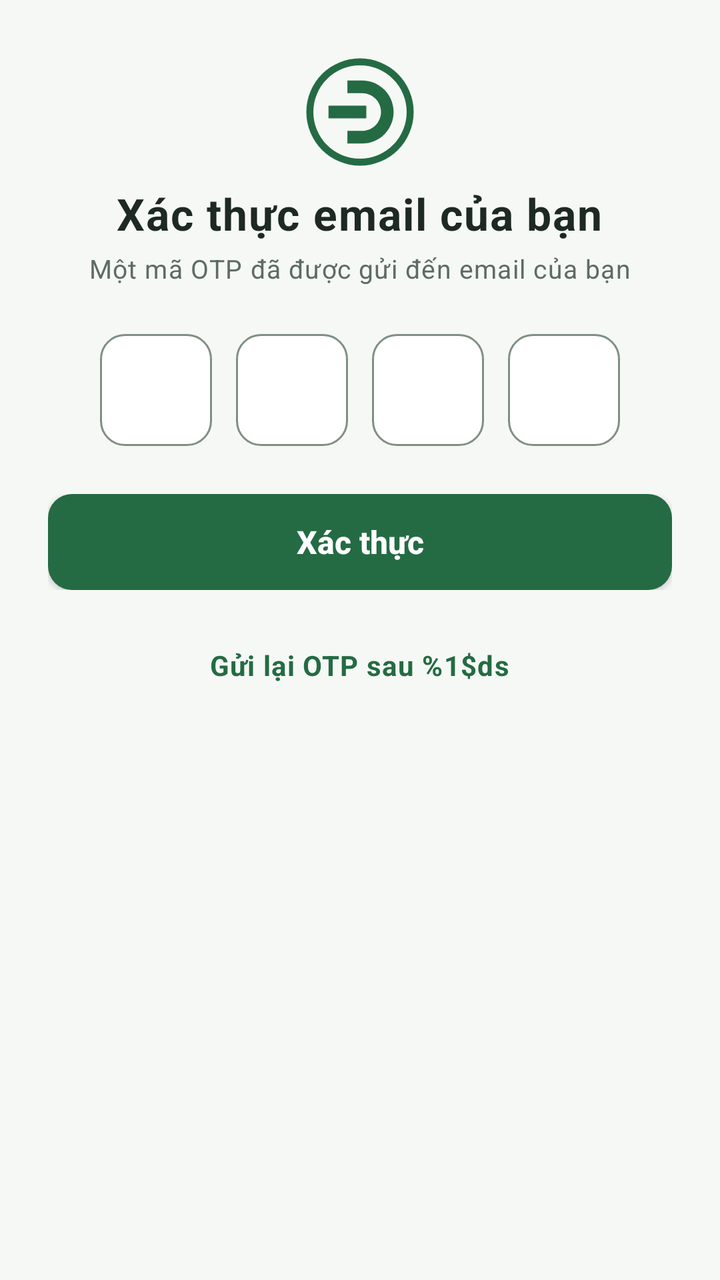
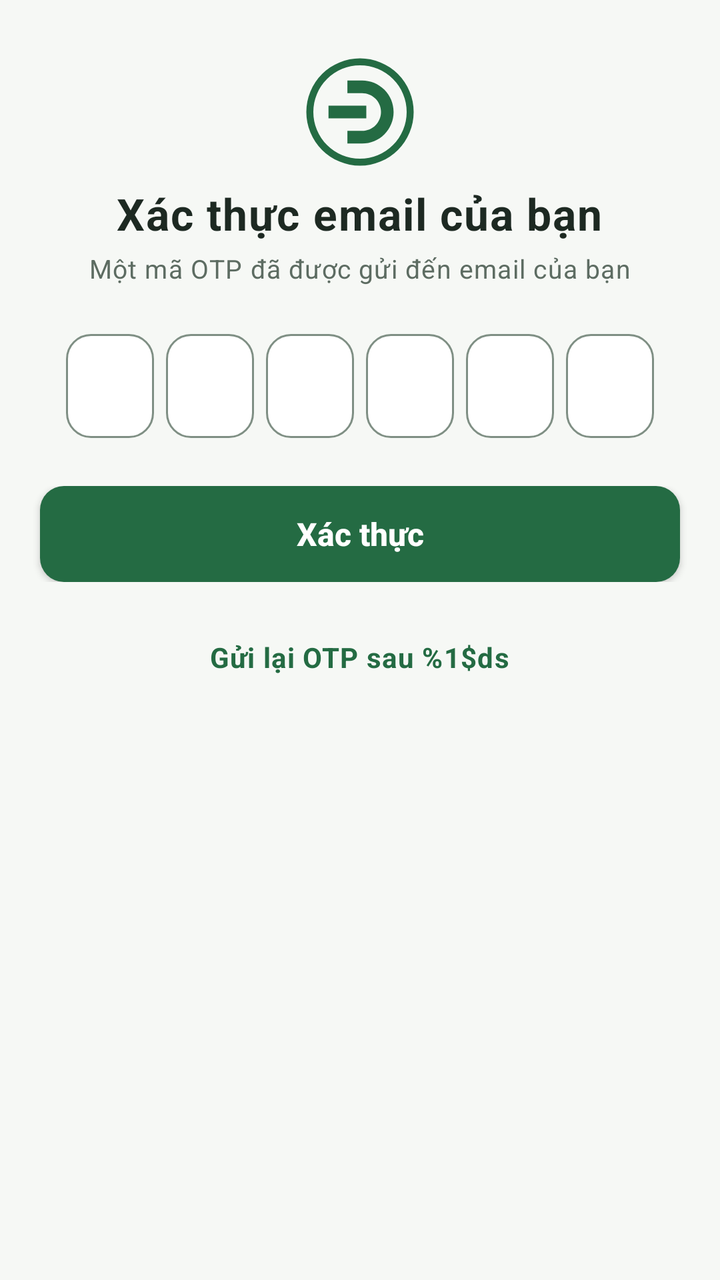

Compare the two renders of this Android layout. The source of the first and the diff that turns it into the second are given below.
<!-- AndroidManifest.xml: application theme Theme.Fintrack -->
<!-- res/layout/activity_auth_verify_email.xml -->
<?xml version="1.0" encoding="utf-8"?>
<ScrollView xmlns:android="http://schemas.android.com/apk/res/android"
    xmlns:app="http://schemas.android.com/apk/res-auto"
    android:layout_width="match_parent"
    android:layout_height="match_parent"
    android:background="@color/bg_app_canvas"
    android:fillViewport="true"
    android:overScrollMode="never"
    android:fitsSystemWindows="true">

    <androidx.constraintlayout.widget.ConstraintLayout
        android:layout_width="match_parent"
        android:layout_height="wrap_content"
        android:paddingStart="@dimen/spacing_24"
        android:paddingEnd="@dimen/spacing_24"
        android:paddingTop="@dimen/spacing_16"
        android:paddingBottom="@dimen/spacing_16">

        <LinearLayout
            android:id="@+id/llFormContainer"
            android:layout_width="0dp"
            android:layout_height="wrap_content"
            android:gravity="center_horizontal"
            android:orientation="vertical"
            app:layout_constraintStart_toStartOf="parent"
            app:layout_constraintEnd_toEndOf="parent"
            app:layout_constraintTop_toTopOf="parent"
            app:layout_constraintWidth_max="440dp">

            
            <ImageView
                android:layout_width="56dp"
                android:layout_height="56dp"
                android:layout_marginTop="@dimen/spacing_12"
                android:contentDescription="@string/app_name"
                android:src="@drawable/ic_micro_logo" />

            
            <TextView
                android:layout_width="wrap_content"
                android:layout_height="wrap_content"
                android:layout_marginTop="@dimen/spacing_8"
                android:importantForAccessibility="no"
                android:text="@string/verify_email_title"
                android:textAppearance="@style/TextAppearance.App.TitlePage" />

            <TextView
                android:layout_width="wrap_content"
                android:layout_height="wrap_content"
                android:layout_marginTop="@dimen/spacing_4"
                android:text="@string/verify_email_subtitle"
                android:textAppearance="@style/TextAppearance.App.BodySecondary" />

            
            <LinearLayout
                android:layout_width="wrap_content"
                android:layout_height="wrap_content"
                android:layout_marginTop="@dimen/spacing_24"
                android:orientation="horizontal">

                <EditText
                    android:id="@+id/etOtp1"
                    android:layout_width="@dimen/otp_box_size"
                    android:layout_height="@dimen/otp_box_size"
                    android:layout_marginEnd="@dimen/spacing_12"
                    android:autofillHints="oneTimeCode"
                    android:background="@drawable/bg_otp_box"
                    android:gravity="center"
                    android:inputType="number"
                    android:maxLength="1"
                    android:textColor="@color/text_primary"
                    android:textSize="@dimen/text_size_amount_medium"
                    android:textStyle="bold" />

                <EditText
                    android:id="@+id/etOtp2"
                    android:layout_width="@dimen/otp_box_size"
                    android:layout_height="@dimen/otp_box_size"
                    android:layout_marginEnd="@dimen/spacing_12"
                    android:autofillHints="oneTimeCode"
                    android:background="@drawable/bg_otp_box"
                    android:gravity="center"
                    android:inputType="number"
                    android:maxLength="1"
                    android:textColor="@color/text_primary"
                    android:textSize="@dimen/text_size_amount_medium"
                    android:textStyle="bold" />

                <EditText
                    android:id="@+id/etOtp3"
                    android:layout_width="@dimen/otp_box_size"
                    android:layout_height="@dimen/otp_box_size"
                    android:layout_marginEnd="@dimen/spacing_12"
                    android:autofillHints="oneTimeCode"
                    android:background="@drawable/bg_otp_box"
                    android:gravity="center"
                    android:inputType="number"
                    android:maxLength="1"
                    android:textColor="@color/text_primary"
                    android:textSize="@dimen/text_size_amount_medium"
                    android:textStyle="bold" />

                <EditText
                    android:id="@+id/etOtp4"
                    android:layout_width="@dimen/otp_box_size"
                    android:layout_height="@dimen/otp_box_size"
                    android:autofillHints="oneTimeCode"
                    android:background="@drawable/bg_otp_box"
                    android:gravity="center"
                    android:inputType="number"
                    android:maxLength="1"
                    android:textColor="@color/text_primary"
                    android:textSize="@dimen/text_size_amount_medium"
                    android:textStyle="bold" />
            </LinearLayout>

            
            <androidx.constraintlayout.widget.ConstraintLayout
                android:layout_width="match_parent"
                android:layout_height="wrap_content"
                android:layout_marginTop="@dimen/spacing_24">

                <androidx.appcompat.widget.AppCompatButton
                    android:id="@+id/btnVerify"
                    android:layout_width="0dp"
                    android:layout_height="48dp"
                    android:background="@drawable/bg_button_primary"
                    android:text="@string/btn_verify"
                    android:textAllCaps="false"
                    android:textColor="@color/text_on_primary"
                    android:textSize="@dimen/text_size_title_section"
                    android:textStyle="bold"
                    app:layout_constraintBottom_toBottomOf="parent"
                    app:layout_constraintEnd_toEndOf="parent"
                    app:layout_constraintStart_toStartOf="parent"
                    app:layout_constraintTop_toTopOf="parent"
                    app:layout_constraintWidth_max="320dp" />

            </androidx.constraintlayout.widget.ConstraintLayout>

            
            <TextView
                android:id="@+id/tvResendOtp"
                android:layout_width="wrap_content"
                android:layout_height="wrap_content"
                android:layout_marginTop="@dimen/spacing_20"
                android:background="?attr/selectableItemBackground"
                android:padding="@dimen/spacing_8"
                android:text="@string/resend_otp_countdown"
                android:textColor="@color/color_primary"
                android:textAppearance="@style/TextAppearance.App.Button" />

        </LinearLayout>

    </androidx.constraintlayout.widget.ConstraintLayout>
</ScrollView>
<!-- resources referenced by this layout -->
<resources>
  <color name="bg_app_canvas">@color/neutral_canvas</color>
  <color name="color_primary">@color/green_brand_700</color>
  <color name="text_on_primary">@color/neutral_surface</color>
  <color name="text_primary">@color/neutral_text_900</color>
  <dimen name="otp_box_size">56dp</dimen>
  <dimen name="spacing_12">12dp</dimen>
  <dimen name="spacing_16">16dp</dimen>
  <dimen name="spacing_20">20dp</dimen>
  <dimen name="spacing_24">24dp</dimen>
  <dimen name="spacing_4">4dp</dimen>
  <dimen name="spacing_8">8dp</dimen>
  <dimen name="text_size_amount_medium">22sp</dimen>
  <dimen name="text_size_title_section">16sp</dimen>
  <!-- drawable bg_button_primary (drawable) -->
  <?xml version="1.0" encoding="utf-8"?>
  <ripple xmlns:android="http://schemas.android.com/apk/res/android"
      android:color="@color/color_primary_pressed">
      <item>
          <shape android:shape="rectangle">
              <solid android:color="@color/color_primary" />
              <corners android:radius="@dimen/radius_input_button" />
          </shape>
      </item>
  </ripple>
  <!-- drawable bg_otp_box (drawable) -->
  <?xml version="1.0" encoding="utf-8"?>
  <shape xmlns:android="http://schemas.android.com/apk/res/android"
      android:shape="rectangle">
      <solid android:color="@color/bg_card_surface" />
      <stroke
          android:width="1dp"
          android:color="@color/border_input_outline" />
      <corners android:radius="@dimen/radius_input_button" />
  </shape>
  <string name="app_name">Đồng</string>
  <string name="btn_verify">Xác thực</string>
  <string name="resend_otp_countdown">Gửi lại OTP sau %1$ds</string>
  <string name="verify_email_subtitle">Một mã OTP đã được gửi đến email của bạn</string>
  <string name="verify_email_title">Xác thực email của bạn</string>
  <style name="TextAppearance.App.BodySecondary">
          <item name="android:textSize">@dimen/text_size_body_secondary</item>
          <item name="android:textStyle">normal</item>
          <item name="android:textColor">@color/text_secondary</item>
      </style>
  <style name="TextAppearance.App.Button">
          <item name="android:textSize">@dimen/text_size_button</item>
          <item name="android:textStyle">bold</item>
          <item name="android:textColor">@color/color_primary</item>
      </style>
  <style name="TextAppearance.App.TitlePage">
          <item name="android:textSize">@dimen/text_size_title_page</item>
          <item name="android:textStyle">bold</item>
          <item name="android:textColor">@color/text_primary</item>
      </style>
  <style name="Theme.Fintrack" parent="Base.Theme.Fintrack" />
  <color name="neutral_canvas">#F6F8F5</color>
  <color name="green_brand_700">#246B43</color>
  <color name="neutral_surface">#FFFFFF</color>
  <color name="neutral_text_900">#1D2922</color>
  <color name="color_primary_pressed">@color/green_brand_800</color>
  <dimen name="radius_input_button">12dp</dimen>
  <color name="bg_card_surface">@color/neutral_surface</color>
  <color name="border_input_outline">@color/neutral_border_strong</color>
  <dimen name="text_size_body_secondary">13sp</dimen>
  <color name="text_secondary">@color/neutral_text_600</color>
  <dimen name="text_size_button">14sp</dimen>
  <dimen name="text_size_title_page">22sp</dimen>
  <color name="green_brand_800">#1C5636</color>
  <color name="neutral_border_strong">#7F8F84</color>
  <color name="neutral_text_600">#5D6C62</color>
  <color name="color_accent">@color/green_accent_500</color>
  <color name="bg_surface_secondary">@color/neutral_surface_alt</color>
  <color name="green_accent_500">#4CAF50</color>
  <color name="neutral_surface_alt">#F0F4F0</color>
  <!-- unchanged entries left out for length: 2 -->
</resources>

<!-- the commit's change to res/layout/activity_auth_verify_email.xml (unified diff, before → after) -->
@@ -11,8 +11,8 @@
     <androidx.constraintlayout.widget.ConstraintLayout
         android:layout_width="match_parent"
         android:layout_height="wrap_content"
-        android:paddingStart="@dimen/spacing_24"
-        android:paddingEnd="@dimen/spacing_24"
+        android:paddingStart="@dimen/spacing_16"
+        android:paddingEnd="@dimen/spacing_16"
         android:paddingTop="@dimen/spacing_16"
         android:paddingBottom="@dimen/spacing_16">
 
@@ -56,61 +56,90 @@
                 android:layout_width="wrap_content"
                 android:layout_height="wrap_content"
                 android:layout_marginTop="@dimen/spacing_24"
+                android:gravity="center"
                 android:orientation="horizontal">
 
                 <EditText
                     android:id="@+id/etOtp1"
-                    android:layout_width="@dimen/otp_box_size"
-                    android:layout_height="@dimen/otp_box_size"
-                    android:layout_marginEnd="@dimen/spacing_12"
+                    android:layout_width="44dp"
+                    android:layout_height="52dp"
+                    android:layout_marginEnd="6dp"
                     android:autofillHints="oneTimeCode"
                     android:background="@drawable/bg_otp_box"
                     android:gravity="center"
                     android:inputType="number"
                     android:maxLength="1"
                     android:textColor="@color/text_primary"
-                    android:textSize="@dimen/text_size_amount_medium"
+                    android:textSize="20sp"
                     android:textStyle="bold" />
 
                 <EditText
                     android:id="@+id/etOtp2"
-                    android:layout_width="@dimen/otp_box_size"
-                    android:layout_height="@dimen/otp_box_size"
-                    android:layout_marginEnd="@dimen/spacing_12"
+                    android:layout_width="44dp"
+                    android:layout_height="52dp"
+                    android:layout_marginEnd="6dp"
                     android:autofillHints="oneTimeCode"
                     android:background="@drawable/bg_otp_box"
                     android:gravity="center"
                     android:inputType="number"
                     android:maxLength="1"
                     android:textColor="@color/text_primary"
-                    android:textSize="@dimen/text_size_amount_medium"
+                    android:textSize="20sp"
                     android:textStyle="bold" />
 
                 <EditText
                     android:id="@+id/etOtp3"
-                    android:layout_width="@dimen/otp_box_size"
-                    android:layout_height="@dimen/otp_box_size"
-                    android:layout_marginEnd="@dimen/spacing_12"
+                    android:layout_width="44dp"
+                    android:layout_height="52dp"
+                    android:layout_marginEnd="6dp"
                     android:autofillHints="oneTimeCode"
                     android:background="@drawable/bg_otp_box"
                     android:gravity="center"
                     android:inputType="number"
                     android:maxLength="1"
                     android:textColor="@color/text_primary"
-                    android:textSize="@dimen/text_size_amount_medium"
+                    android:textSize="20sp"
                     android:textStyle="bold" />
 
                 <EditText
                     android:id="@+id/etOtp4"
-                    android:layout_width="@dimen/otp_box_size"
-                    android:layout_height="@dimen/otp_box_size"
+                    android:layout_width="44dp"
+                    android:layout_height="52dp"
+                    android:layout_marginEnd="6dp"
                     android:autofillHints="oneTimeCode"
                     android:background="@drawable/bg_otp_box"
                     android:gravity="center"
                     android:inputType="number"
                     android:maxLength="1"
                     android:textColor="@color/text_primary"
-                    android:textSize="@dimen/text_size_amount_medium"
+                    android:textSize="20sp"
+                    android:textStyle="bold" />
+
+                <EditText
+                    android:id="@+id/etOtp5"
+                    android:layout_width="44dp"
+                    android:layout_height="52dp"
+                    android:layout_marginEnd="6dp"
+                    android:autofillHints="oneTimeCode"
+                    android:background="@drawable/bg_otp_box"
+                    android:gravity="center"
+                    android:inputType="number"
+                    android:maxLength="1"
+                    android:textColor="@color/text_primary"
+                    android:textSize="20sp"
+                    android:textStyle="bold" />
+
+                <EditText
+                    android:id="@+id/etOtp6"
+                    android:layout_width="44dp"
+                    android:layout_height="52dp"
+                    android:autofillHints="oneTimeCode"
+                    android:background="@drawable/bg_otp_box"
+                    android:gravity="center"
+                    android:inputType="number"
+                    android:maxLength="1"
+                    android:textColor="@color/text_primary"
+                    android:textSize="20sp"
                     android:textStyle="bold" />
             </LinearLayout>
 
<!-- resource entries referenced after the edit -->
@@ -4,14 +4,12 @@
   <color name="color_primary">@color/green_brand_700</color>
   <color name="text_on_primary">@color/neutral_surface</color>
   <color name="text_primary">@color/neutral_text_900</color>
-  <dimen name="otp_box_size">56dp</dimen>
   <dimen name="spacing_12">12dp</dimen>
   <dimen name="spacing_16">16dp</dimen>
   <dimen name="spacing_20">20dp</dimen>
   <dimen name="spacing_24">24dp</dimen>
   <dimen name="spacing_4">4dp</dimen>
   <dimen name="spacing_8">8dp</dimen>
-  <dimen name="text_size_amount_medium">22sp</dimen>
   <dimen name="text_size_title_section">16sp</dimen>
   <!-- drawable bg_button_primary (drawable) -->
   <?xml version="1.0" encoding="utf-8"?>
